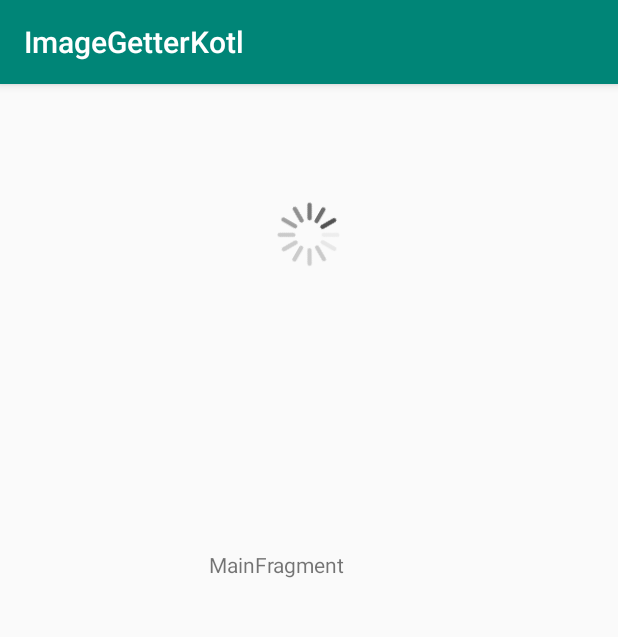
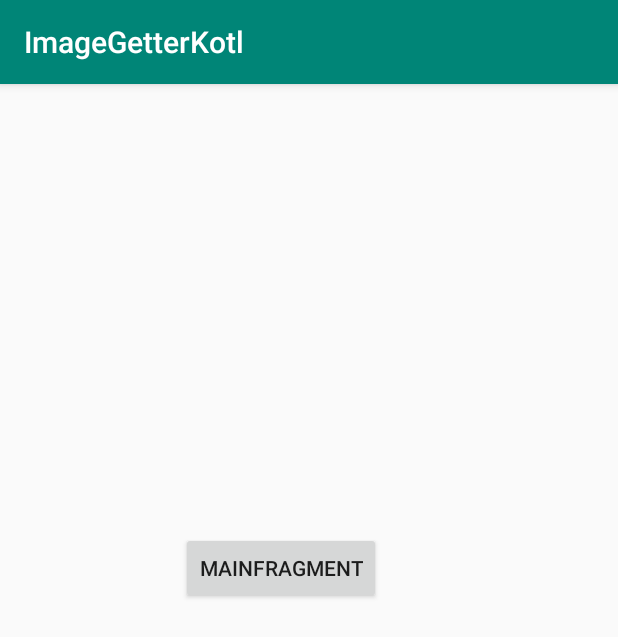
Before and after one commit to since85stas/ImageGetterKotl, an Android app: the screen it shows after launch (MainActivity), on a phone screen of 412 x 824 dp. Shown: the top 637 px of the screen. Run offline under Robolectric (Android 15) with nearby library versions, the phone set to English and light mode, and no system bars; our stand-ins replace data binding; pictures from the network do not load.

Commit message:
adding load button

```diff
--- a/app/src/main/java/stas/batura/imagegetterkotl/BindingAdapters.kt
+++ b/app/src/main/java/stas/batura/imagegetterkotl/BindingAdapters.kt
@@ -17,7 +17,9 @@
 
 package stas.batura.imagegetterkotl
 
+import android.graphics.Bitmap
 import android.view.View
+import android.widget.Button
 import android.widget.ImageView
 import android.widget.TextView
 import androidx.core.net.toUri
@@ -62,3 +64,20 @@ fun bindStatus(statusImageView: ImageView, status: ImageApiStatus?) {
         }
     }
 }
+
+@BindingAdapter("catImage")
+fun bindImage(catImageView: ImageView, bitmap: Bitmap?) {
+    if (bitmap != null) {
+        catImageView.visibility = View.VISIBLE
+        catImageView.setImageBitmap(bitmap!!)
+    }
+}
+
+@BindingAdapter("getButtonStatus")
+fun bindButtonStatus(button:Button, status: Boolean) {
+    if (status) {
+        button.visibility = View.INVISIBLE
+    } else{
+        button.visibility = View.VISIBLE
+    }
+}
--- a/app/src/main/java/stas/batura/imagegetterkotl/ui/main/MainViewModel.kt
+++ b/app/src/main/java/stas/batura/imagegetterkotl/ui/main/MainViewModel.kt
@@ -16,12 +16,17 @@ class MainViewModel : ViewModel() {
     val imageStatus: LiveData<ImageApiStatus>
         get() = _imageStatus
 
-    private val _imageBit : MutableLiveData<Bitmap> =MutableLiveData()
+    private val _imageBit : MutableLiveData<Bitmap> = MutableLiveData()
     val imagetBit : LiveData<Bitmap>
         get() = _imageBit
 
+    private val _buttonCliked:MutableLiveData<Boolean> = MutableLiveData()
+    val buttonClicked: LiveData<Boolean>
+        get() = _buttonCliked
+
     init {
-        getNewImageFromInternet("")
+//        getNewImageFromInternet("")
+        _buttonCliked.value = false
     }
 
 
@@ -30,13 +35,26 @@ class MainViewModel : ViewModel() {
         try {
             RetrofitClient.getBitmapFrom("cat") {
                 print(it.toString())
-                _imageStatus.value = ImageApiStatus.DONE
-                _imageBit.value = it
+                if (it != null) {
+                    _imageStatus.value = ImageApiStatus.DONE
+                    _imageBit.value = it
+                } else {
+                    _imageStatus.value = ImageApiStatus.ERROR
+                }
             }
-
         } catch (e:Exception) {
             print(e.toString())
             _imageStatus.value = ImageApiStatus.ERROR
+        } finally {
+            _buttonCliked.value = false
         }
     }
+
+   fun onLoadImageClicked() {
+        if ( !_buttonCliked.value!! ) {
+            _buttonCliked.value = true
+            getNewImageFromInternet("")
+        }
+    }
+
 }
--- a/app/src/main/res/layout/main_fragment.xml
+++ b/app/src/main/res/layout/main_fragment.xml
@@ -17,12 +17,13 @@
 
         <ImageView
             android:id="@+id/cat_image_view"
-            android:layout_width="200dp"
-            android:layout_height="200dp"
+            android:layout_width="400dp"
+            android:layout_height="400dp"
             app:layout_constraintEnd_toEndOf="parent"
             app:layout_constraintStart_toStartOf="parent"
             app:layout_constraintTop_toTopOf="parent"
             android:visibility="gone"
+            catImage="@{mainFragmentModel.imagetBit}"
             ></ImageView>
 
         <ImageView
@@ -36,7 +37,7 @@
             imageStatus="@{mainFragmentModel.imageStatus}"
             />
 
-        <TextView
+        <Button
             android:id="@+id/test_view"
             android:layout_width="wrap_content"
             android:layout_height="wrap_content"
@@ -46,7 +47,10 @@
             app:layout_constraintHorizontal_bias="0.433"
             app:layout_constraintStart_toStartOf="parent"
             app:layout_constraintTop_toBottomOf="@+id/cat_image_view"
-            app:layout_constraintVertical_bias="0.415" />
+            app:layout_constraintVertical_bias="0.415"
+            android:onClick="@{() -> mainFragmentModel.onLoadImageClicked()}"
+            getButtonStatus="@{mainFragmentModel.buttonClicked}"
+            />
 
     </androidx.constraintlayout.widget.ConstraintLayout>
 </layout>
```
